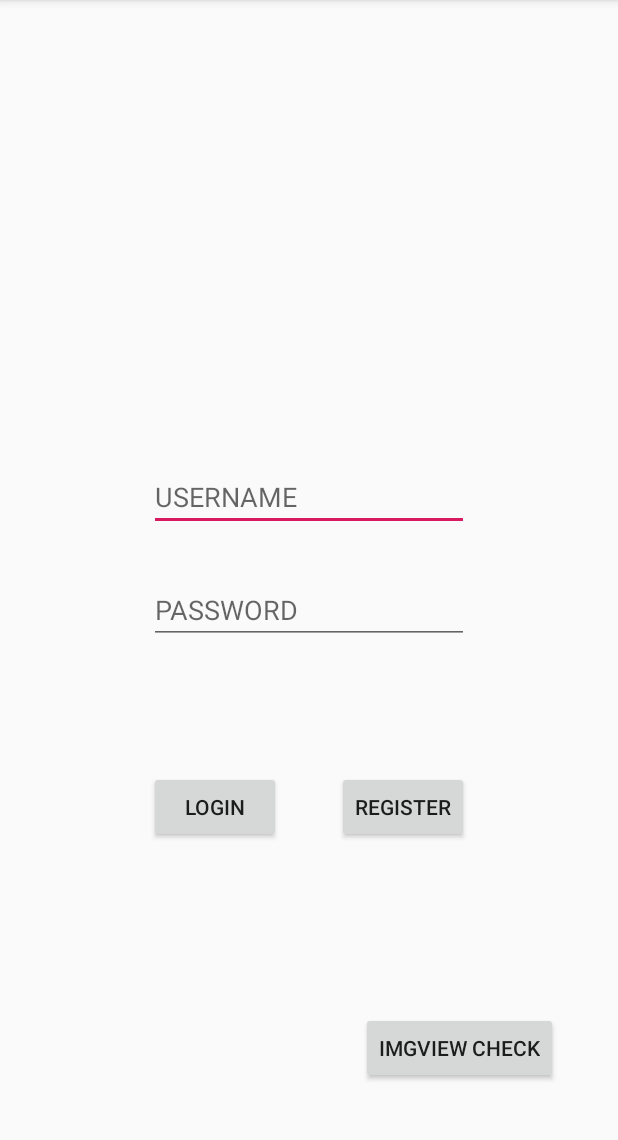
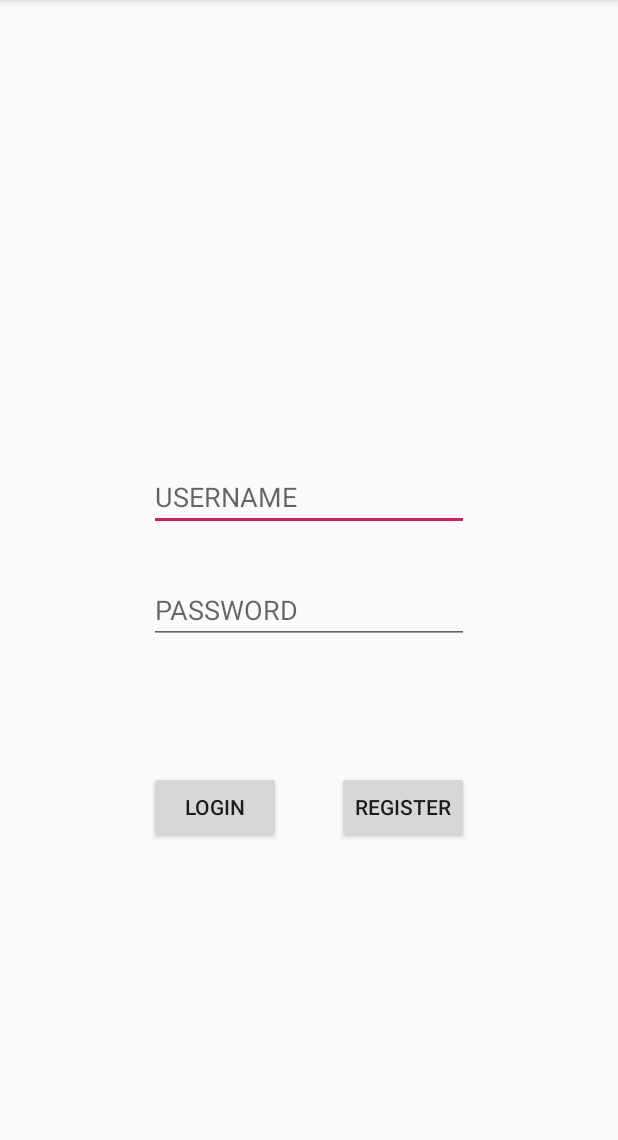
Before and after one commit to creepysta/Guessing-Game, an Android app: the screen it shows after launch (MainActivity), on a phone screen of 412 x 824 dp, the part 84-1224 px from its top. Run offline under Robolectric (Android 15) with nearby library versions, the phone set to English and light mode, and no system bars; libraries missing offline, so code that uses them is left out: io.realm; 1 statement that could not run was skipped.

```diff
--- a/app/src/main/res/layout/activity_main.xml
+++ b/app/src/main/res/layout/activity_main.xml
@@ -75,19 +75,19 @@
         app:layout_constraintVertical_bias="0.278" />
 
 
-    <Button
-        android:layout_width="wrap_content"
-        android:layout_height="wrap_content"
-        android:layout_marginStart="8dp"
-        android:layout_marginTop="8dp"
-        android:layout_marginEnd="8dp"
-        android:onClick="test"
-        android:text="imgview check"
-        app:layout_constraintBottom_toBottomOf="parent"
-        app:layout_constraintEnd_toEndOf="parent"
-        app:layout_constraintHorizontal_bias="0.878"
-        app:layout_constraintStart_toStartOf="parent"
-        app:layout_constraintTop_toTopOf="parent"
-        app:layout_constraintVertical_bias="0.936" />
+    <!--<Button-->
+        <!--android:layout_width="wrap_content"-->
+        <!--android:layout_height="wrap_content"-->
+        <!--android:layout_marginStart="8dp"-->
+        <!--android:layout_marginTop="8dp"-->
+        <!--android:layout_marginEnd="8dp"-->
+        <!--android:onClick="test"-->
+        <!--android:text="imgview check"-->
+        <!--app:layout_constraintBottom_toBottomOf="parent"-->
+        <!--app:layout_constraintEnd_toEndOf="parent"-->
+        <!--app:layout_constraintHorizontal_bias="0.878"-->
+        <!--app:layout_constraintStart_toStartOf="parent"-->
+        <!--app:layout_constraintTop_toTopOf="parent"-->
+        <!--app:layout_constraintVertical_bias="0.936" />-->
 
 </androidx.constraintlayout.widget.ConstraintLayout>
```
Also changed, not shown: app/src/main/java/com/sam/guessinggame/AnimalMode.java (+120 -71 lines), app/src/main/java/com/sam/guessinggame/GameOver.java (+8 -7 lines), app/src/main/java/com/sam/guessinggame/MainActivity.java (+5 -5 lines), app/src/main/java/com/sam/guessinggame/OnSwipeGestureListener.java (added, +33 -0 lines), app/src/main/res/layout/animal_mode.xml (+4 -4 lines).
